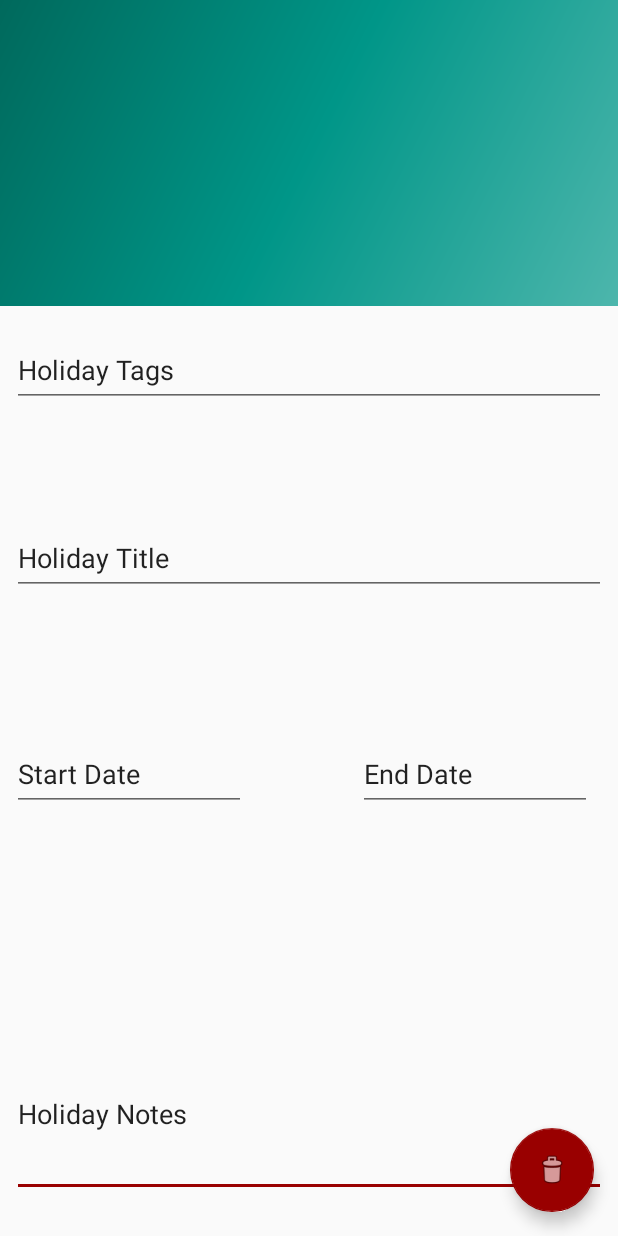
After one commit to geoking/TravelKeeper, an Android app: the layout fragment_holiday_details_edit.xml on its own in the app's theme, with its tools: preview values and no code run, on a phone screen of 412 x 824 dp. The commit adds this screen. Run offline under Robolectric (Android 15) with nearby library versions, the phone set to English and light mode, and no system bars.

Commit message:
Cretated edit holiday page

```diff
--- a/app/src/main/java/me/geoking/travelkeeper/HolidaysActivity.java
+++ b/app/src/main/java/me/geoking/travelkeeper/HolidaysActivity.java
@@ -90,7 +90,8 @@ public class HolidaysActivity extends AppCompatActivity implements NavigationVie
             Intent intent = new Intent(this, MainActivity.class);
             startActivity(intent);
         } else if (id == R.id.nav_holidays) {
-
+            Intent intent = new Intent(this, HolidaysActivity.class);
+            startActivity(intent);
         } else if (id == R.id.nav_visited) {
 
         } else if (id == R.id.nav_gallery) {
--- /dev/null
+++ b/app/src/main/res/layout/fragment_holiday_details_edit.xml
@@ -0,0 +1,109 @@
+<FrameLayout xmlns:android="http://schemas.android.com/apk/res/android"
+    xmlns:app="http://schemas.android.com/apk/res-auto"
+    xmlns:tools="http://schemas.android.com/tools"
+    android:layout_width="match_parent"
+    android:layout_height="match_parent"
+    tools:context="me.geoking.travelkeeper.fragments.HolidayDetailsFragment">
+
+
+    <android.support.design.widget.FloatingActionButton
+        android:id="@+id/fab_edit"
+        android:layout_width="wrap_content"
+        android:layout_height="wrap_content"
+        android:layout_gravity="bottom|end"
+        android:layout_margin="@dimen/fab_margin"
+        app:srcCompat="@android:drawable/ic_menu_delete" />
+    <!-- TODO: Update blank fragment layout -->
+
+    <android.support.constraint.ConstraintLayout
+        android:layout_width="match_parent"
+        android:layout_height="match_parent"
+        app:layout_behavior="@string/appbar_scrolling_view_behavior"
+        tools:context="me.geoking.travelkeeper.MainActivity"
+        tools:showIn="@layout/app_bar_main">
+
+        <EditText
+            android:id="@+id/holiday_notes"
+            android:layout_width="match_parent"
+            android:layout_height="110dp"
+            android:layout_marginEnd="8dp"
+            android:layout_marginStart="8dp"
+            android:inputType="textMultiLine"
+            android:text="@string/holiday_notes"
+            app:layout_constraintBottom_toBottomOf="parent"
+            app:layout_constraintEnd_toEndOf="parent"
+            app:layout_constraintHorizontal_bias="0.0"
+            app:layout_constraintStart_toStartOf="parent"
+            app:layout_constraintTop_toBottomOf="@+id/holiday_details_title"
+            app:layout_constraintVertical_bias="0.849" />
+
+        <EditText
+            android:id="@+id/holiday_details_title"
+            android:layout_width="156dp"
+            android:layout_height="49dp"
+            android:layout_marginEnd="8dp"
+            android:layout_marginStart="8dp"
+            android:text="@string/holiday_details_end"
+            android:textAppearance="@android:style/TextAppearance.Material.Medium"
+            app:layout_constraintBottom_toBottomOf="parent"
+            app:layout_constraintEnd_toEndOf="parent"
+            app:layout_constraintHorizontal_bias="0.96"
+            app:layout_constraintStart_toStartOf="parent"
+            app:layout_constraintTop_toBottomOf="@+id/imageView3"
+            app:layout_constraintVertical_bias="0.503" />
+
+        <EditText
+            android:id="@+id/holiday_details_start"
+            android:layout_width="156dp"
+            android:layout_height="49dp"
+            android:layout_marginEnd="8dp"
+            android:layout_marginStart="8dp"
+            android:text="@string/holiday_details_start"
+            android:textAppearance="@android:style/TextAppearance.Material.Medium"
+            app:layout_constraintBottom_toBottomOf="parent"
+            app:layout_constraintEnd_toEndOf="parent"
+            app:layout_constraintHorizontal_bias="0.0"
+            app:layout_constraintStart_toStartOf="parent"
+            app:layout_constraintTop_toBottomOf="@+id/imageView3"
+            app:layout_constraintVertical_bias="0.503" />
+
+        <EditText
+            android:id="@+id/holiday_details_end"
+            android:layout_width="match_parent"
+            android:layout_height="49dp"
+            android:layout_marginEnd="8dp"
+            android:layout_marginStart="8dp"
+            android:text="@string/holiday_details_title"
+            android:textAppearance="@android:style/TextAppearance.Material.Medium"
+            app:layout_constraintBottom_toBottomOf="parent"
+            app:layout_constraintEnd_toEndOf="parent"
+            app:layout_constraintHorizontal_bias="0.0"
+            app:layout_constraintStart_toStartOf="parent"
+            app:layout_constraintTop_toBottomOf="@+id/imageView3"
+            app:layout_constraintVertical_bias="0.251" />
+
+        <EditText
+            android:id="@+id/holiday_details_tags"
+            android:layout_width="match_parent"
+            android:layout_height="49dp"
+            android:layout_marginEnd="8dp"
+            android:layout_marginStart="8dp"
+            android:text="@string/holiday_details_tags"
+            android:textAppearance="@android:style/TextAppearance.Material.Medium"
+            app:layout_constraintBottom_toBottomOf="parent"
+            app:layout_constraintEnd_toEndOf="parent"
+            app:layout_constraintHorizontal_bias="0.0"
+            app:layout_constraintStart_toStartOf="parent"
+            app:layout_constraintTop_toBottomOf="@+id/imageView3"
+            app:layout_constraintVertical_bias="0.031" />
+
+        <ImageView
+            android:id="@+id/imageView3"
+            android:layout_width="match_parent"
+            android:layout_height="204dp"
+            android:src="@drawable/side_nav_bar" />
+
+
+    </android.support.constraint.ConstraintLayout>
+
+</FrameLayout>
--- a/app/src/main/res/values/strings.xml
+++ b/app/src/main/res/values/strings.xml
@@ -9,5 +9,8 @@
     <string name="title_activity_holidays">Holidays</string>
     <string name="holiday_notes">Holiday Notes</string>
     <string name="holiday_details_title">Holiday Title</string>
+    <string name="holiday_details_tags">Holiday Tags</string>
+    <string name="holiday_details_start">Start Date</string>
+    <string name="holiday_details_end">End Date</string>
 
 </resources>
```
